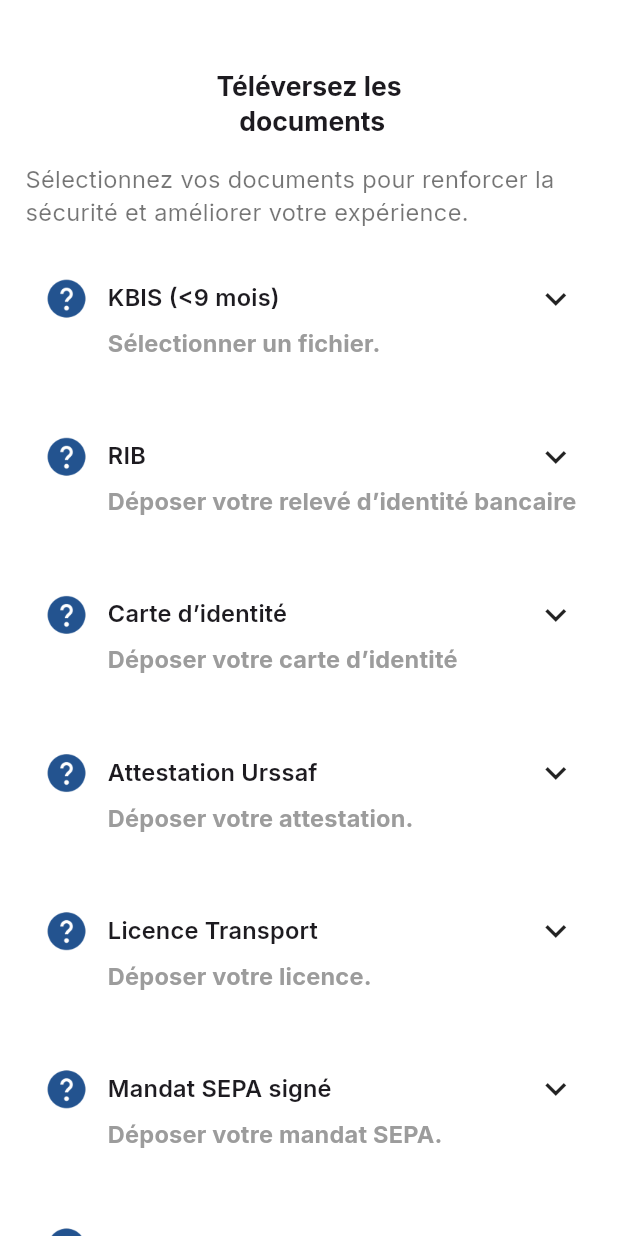
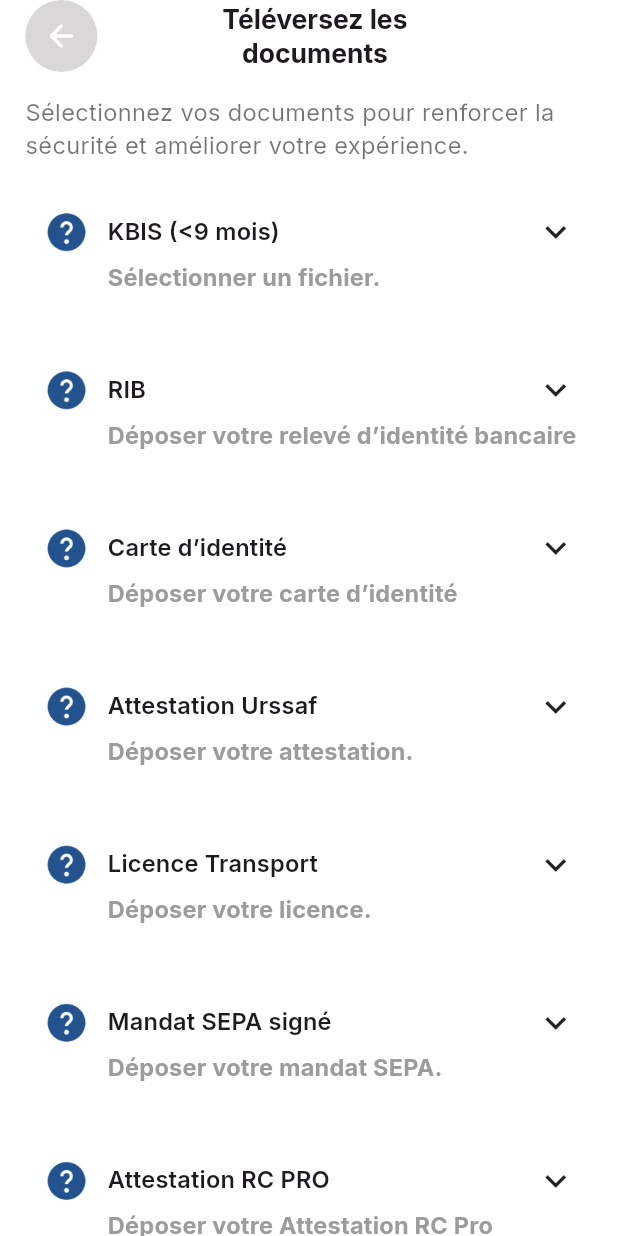
Before and after one commit to backbencherstudio/abdelrahman875_FO21AEF727586_app, a Flutter app: the InscriptionDoc_two screen opened by its route, on a phone screen of 412 x 824 dp. Run offline on Flutter 3.47's test engine with Material 3 defaults, Android fonts, the phone set to English and light mode, and no system bars; our stand-ins replace dio, flutter_riverpod, flutter_screenutil, flutter_svg, go_router, google_fonts and 1 more; missing offline and left inert: flutter_stepindicator, qr_code_scanner_plus, rating_and_feedback_collector; accounts and stored records are empty; project files that could hold a hidden picture were left out.

Commit message:
fixed issue

```diff
--- a/lib/features/Inscription/inscription_doc.dart
+++ b/lib/features/Inscription/inscription_doc.dart
@@ -273,7 +273,7 @@ class _InscriptionDocState extends State<InscriptionDoc> {
                           color: AppColors.whiteColor,
                           fontWeight: FontWeight.w600
                         ),
-                        title: ' Créer mon compte',
+                        title: 'Créer mon compte',
                         onTap: () {
                           context.push(RouteName.trans_Vehicule);
                         },
--- a/lib/features/Inscription_Donneur/inscription_doc.dart
+++ b/lib/features/Inscription_Donneur/inscription_doc.dart
@@ -18,14 +18,29 @@ class _InscriptionDocState extends State<InscriptionDoc_two> {
   Widget build(BuildContext context) {
     final style = Theme.of(context).textTheme;
     return Scaffold(
-      body: Builder(
-        builder: (context) {
-          return ListView(
-            padding: EdgeInsets.all(16.w),
+      body: SafeArea(
+        child: Column(
           children: [
-              SizedBox(height: 30.h),
-              Text(
-                'Téléversez les \n documents',
+            Padding(
+              padding: EdgeInsets.symmetric(horizontal: 16.w),
+              child: Row(
+                mainAxisAlignment: MainAxisAlignment.start,
+                children: [
+                  Container(
+                    decoration: BoxDecoration(
+                      color: AppColors.grayText.withAlpha(70),
+                      shape: BoxShape.circle,
+                    ),
+                    child: IconButton(
+                      onPressed: () {
+                        context.pop();
+                      },
+                      icon: Icon(Icons.arrow_back_rounded,color: AppColors.whiteColor,),
+                    ),
+                  ),
+                  Expanded(
+                    child: Text(
+                      'Téléversez les\ndocuments',
                       textAlign: TextAlign.center,
                       style: Theme.of(context).textTheme.headlineSmall?.copyWith(
                         fontWeight: FontWeight.bold,
@@ -33,8 +48,15 @@ class _InscriptionDocState extends State<InscriptionDoc_two> {
                       ),
                       semanticsLabel: 'Téléversez les documents',
                     ),
+                  ),
+                  SizedBox(width: 38.w),
+                ],
+              ),
+            ),
             SizedBox(height: 16.h),
-              Text(
+            Padding(
+              padding: EdgeInsets.symmetric(horizontal: 16.w),
+              child: Text(
                 'Sélectionnez vos documents pour renforcer la sécurité et améliorer votre expérience.',
                 style: Theme.of(context).textTheme.bodyMedium?.copyWith(
                   color: Colors.black54,
@@ -43,7 +65,15 @@ class _InscriptionDocState extends State<InscriptionDoc_two> {
                 semanticsLabel:
                 'Sélectionnez vos documents pour une expérience sécurisée.',
               ),
+            ),
             SizedBox(height: 16.h),
+            Expanded(
+              child: Builder(
+                builder: (context) {
+                  return ListView(
+                    padding: EdgeInsets.symmetric(horizontal: 16.w),
+                    children: [
+
                       // KBIS Dropdown
                       _buildDropdownRow(
                         context,
@@ -170,6 +200,10 @@ class _InscriptionDocState extends State<InscriptionDoc_two> {
                     ],
                   );
                 },
+              ),
+            ),
+          ],
+        ),
       ),
     );
   }
--- a/lib/features/home/presentation/widgets/grid_section.dart
+++ b/lib/features/home/presentation/widgets/grid_section.dart
@@ -66,7 +66,7 @@ class GridSection extends StatelessWidget {
             SizedBox(height: 8.h),
             Text(
               item.title,
-              style: style.labelMedium?.copyWith(
+              style: style.labelSmall?.copyWith(
                 color: AppColors.blackText,
                 fontWeight: FontWeight.w600,
               ),
```
Also changed, not shown: lib/features/Inscription_Donneur/Donneur_screen.dart (+24 -21 lines), lib/features/creer_une_commande_fret/presentaion/widgets/charement_section.dart (+9 -9 lines), lib/features/creer_une_commande_fret/presentaion/widgets/livraison_section.dart (+11 -11 lines), lib/features/creer_une_commande_fret/presentaion/widgets/marchandise_section.dart (+7 -7 lines). Lines whose indentation alone changed are shown as unchanged.
